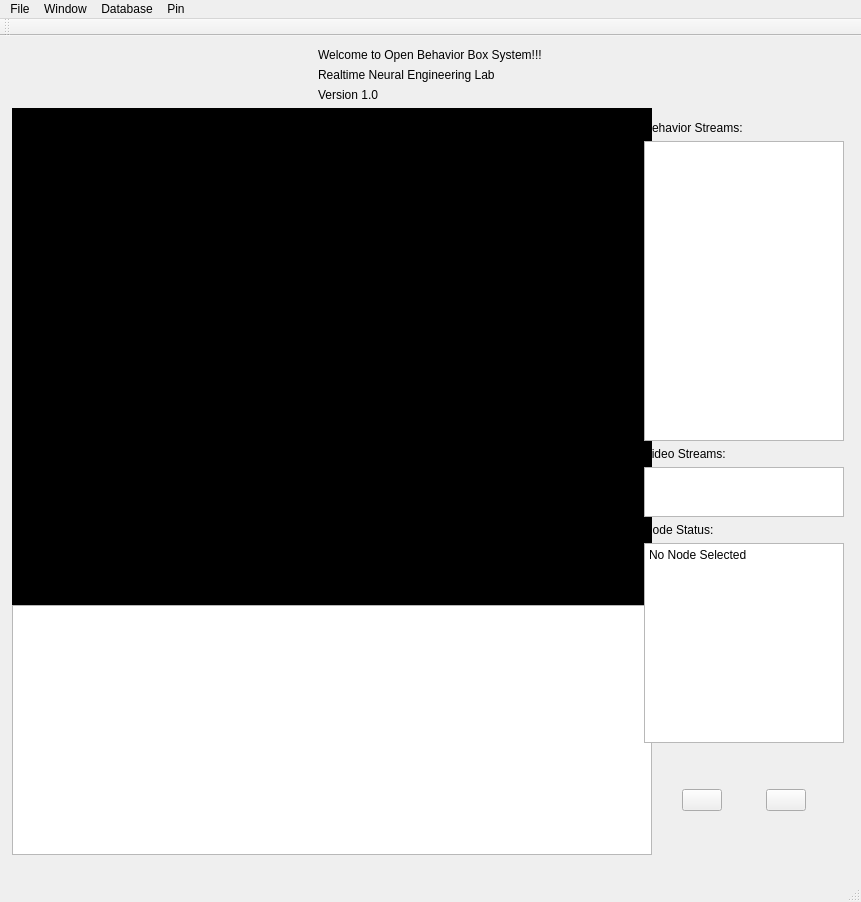
Old version of the form OpenBBoxManager/mainwindow.ui in the repository kemerelab/OpenBBox.
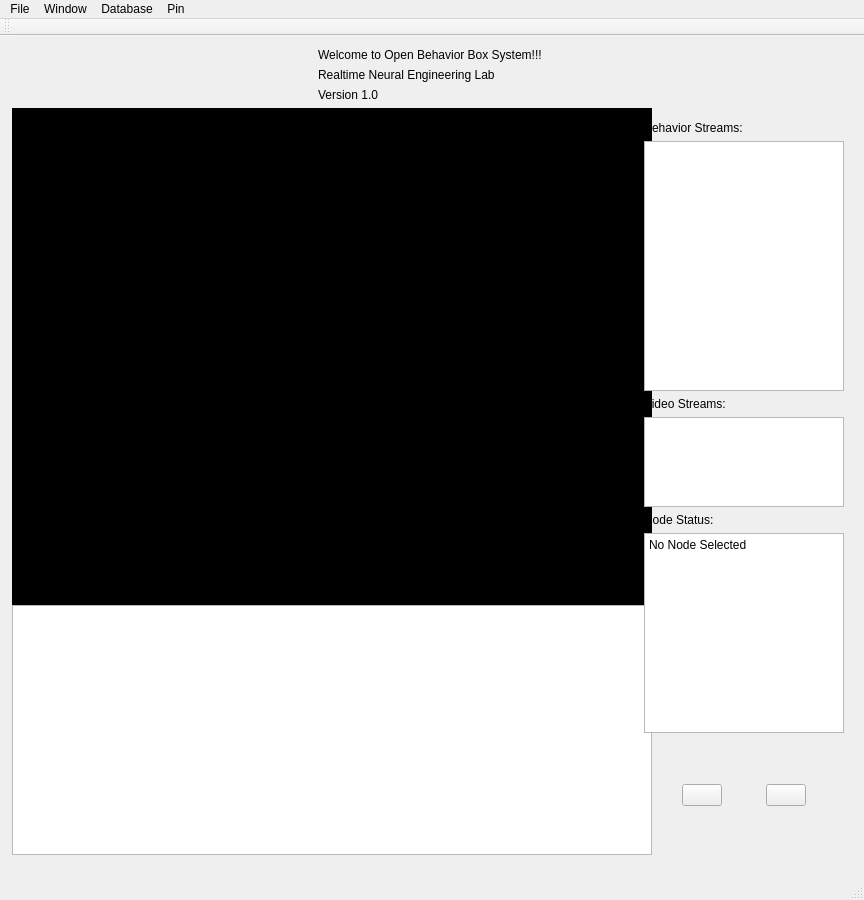
New version of the form. Icons and pictures are not drawn.

What changed in the file:
```diff
--- a/OpenBBoxManager/mainwindow.ui
+++ b/OpenBBoxManager/mainwindow.ui
@@ -6,8 +6,8 @@
    <rect>
     <x>0</x>
     <y>0</y>
-    <width>861</width>
-    <height>902</height>
+    <width>864</width>
+    <height>900</height>
    </rect>
   </property>
   <property name="windowTitle">
@@ -196,13 +196,13 @@
            <property name="minimumSize">
             <size>
              <width>200</width>
-             <height>300</height>
+             <height>250</height>
             </size>
            </property>
            <property name="maximumSize">
             <size>
-             <width>120</width>
-             <height>400</height>
+             <width>200</width>
+             <height>250</height>
             </size>
            </property>
            <property name="selectionMode">
@@ -228,13 +228,13 @@
            <property name="minimumSize">
             <size>
              <width>200</width>
-             <height>50</height>
+             <height>90</height>
             </size>
            </property>
            <property name="maximumSize">
             <size>
              <width>200</width>
-             <height>50</height>
+             <height>90</height>
             </size>
            </property>
            <property name="selectionMode">
@@ -363,7 +363,7 @@
     <rect>
      <x>0</x>
      <y>0</y>
-     <width>861</width>
+     <width>864</width>
      <height>20</height>
     </rect>
    </property>
```
